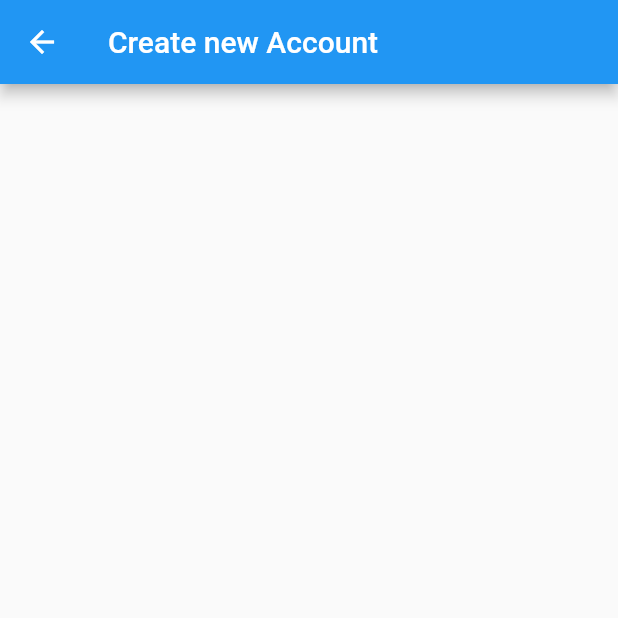
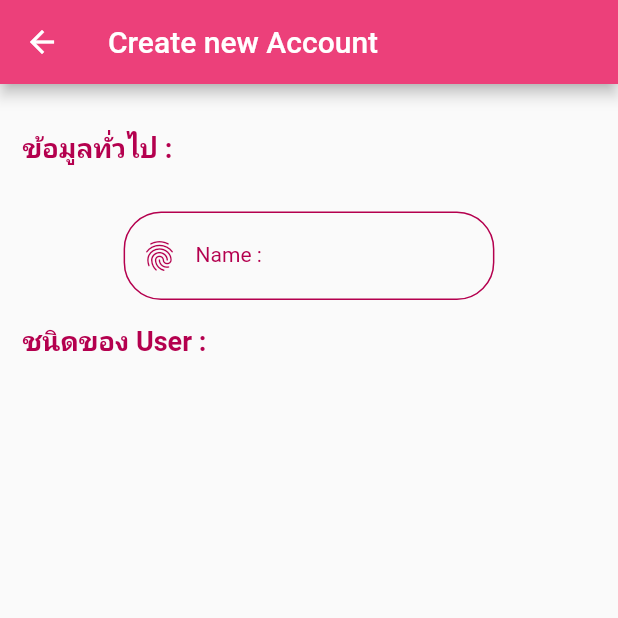
Before and after one commit to Wintech-thekop/PichiiMall, a Flutter app: the CreateAccount screen opened by its route, on a phone screen of 412 x 824 dp, the top half of it. Run offline on Flutter 3.47's test engine with Material 2 defaults, Android fonts, the phone set to English and light mode, and no system bars.

```diff
--- a/lib/state/create_account.dart
+++ b/lib/state/create_account.dart
@@ -1,4 +1,6 @@
 import 'package:flutter/material.dart';
+import 'package:pichiimall/utility/my_constant.dart';
+import 'package:pichiimall/widgets/show_title.dart';
 
 class CreateAccount extends StatefulWidget {
   const CreateAccount({Key? key}) : super(key: key);
@@ -10,10 +12,61 @@ class CreateAccount extends StatefulWidget {
 class _CreateAccountState extends State<CreateAccount> {
   @override
   Widget build(BuildContext context) {
+    double size =
+        MediaQuery.of(context).size.width; // เป็นการหาความกว้างตามขนาดหน้าจอ
     return Scaffold(
       appBar: AppBar(
         title: Text('Create new Account'),
+        backgroundColor: MyConstant.primary,
+      ),
+      body: ListView(
+        padding: EdgeInsets.all(15),
+        children: [
+          buildTitle('ข้อมูลทั่วไป :'),
+          buildName(size),
+          buildTitle('ชนิดของ User :'),
+        ],
+      ),
+    );
+  }
+
+  Container buildTitle(String title) {
+    return Container(
+      margin: EdgeInsets.symmetric(vertical: 15),
+      child: ShowTitle(
+        title: title,
+        textStyle: MyConstant().h2Style(),
       ),
     );
   }
 }
+
+Row buildName(double size) {
+  return Row(
+    mainAxisAlignment: MainAxisAlignment.center,
+    children: [
+      Container(
+        margin: EdgeInsets.only(top: 15),
+        width: size * 0.6, // กำหนดความกว้างของรูปภาพเป็น 60% ของหน้าจอ
+        child: TextFormField(
+          decoration: InputDecoration(
+            labelText: 'Name :',
+            labelStyle: MyConstant().h3Style(),
+            prefixIcon: Icon(
+              Icons.fingerprint,
+              color: MyConstant.dark,
+            ),
+            enabledBorder: OutlineInputBorder(
+              borderSide: BorderSide(color: MyConstant.dark),
+              borderRadius: BorderRadius.circular(25),
+            ),
+            focusedBorder: OutlineInputBorder(
+              borderSide: BorderSide(color: MyConstant.light),
+              borderRadius: BorderRadius.circular(25),
+            ),
+          ),
+        ),
+      ),
+    ],
+  );
+}
```
